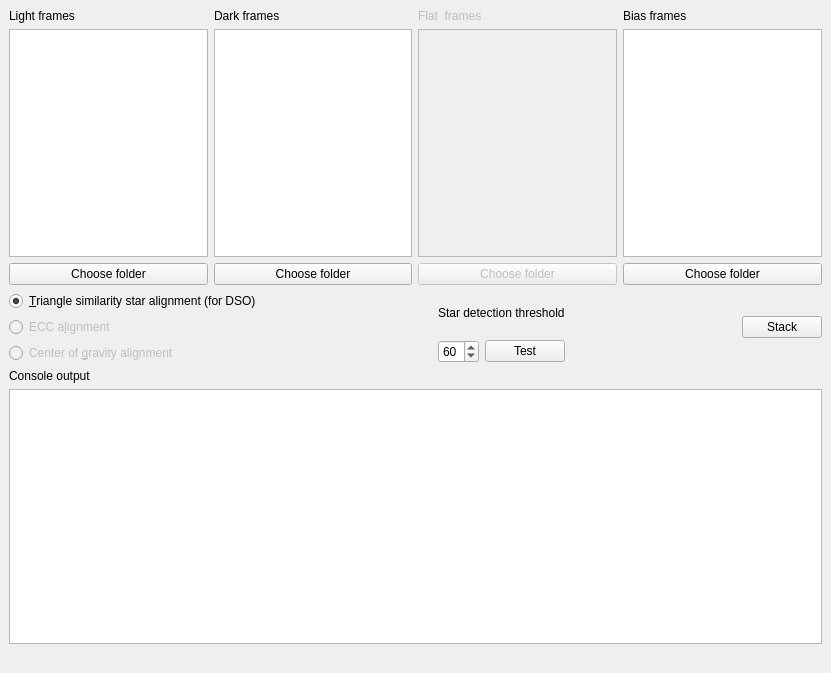
Above: gui.ui from janprzy/AstroStacker before the change. Below: the same form after it.
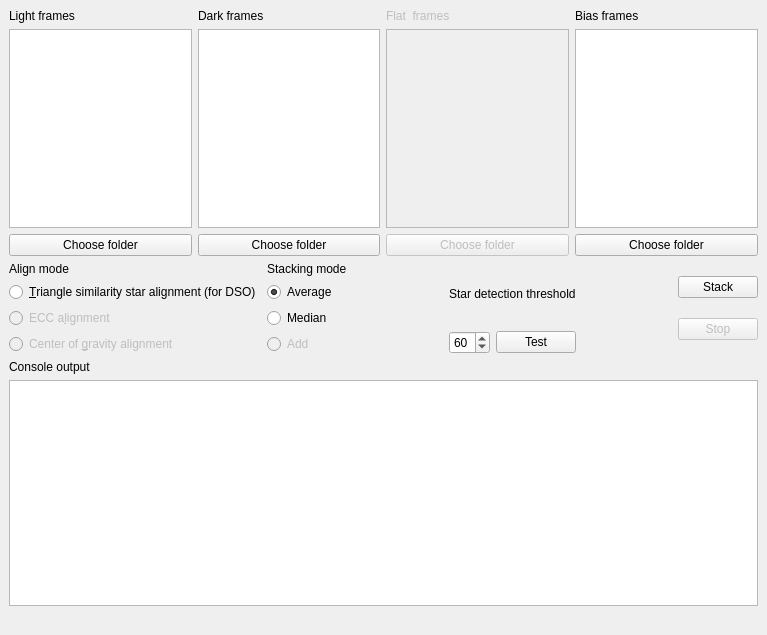
That is the form after the change.

Commit message: Added median stacking

```diff
--- a/gui.ui
+++ b/gui.ui
@@ -6,17 +6,15 @@
    <rect>
     <x>0</x>
     <y>0</y>
-    <width>831</width>
-    <height>673</height>
+    <width>767</width>
+    <height>635</height>
    </rect>
   </property>
   <property name="windowTitle">
    <string>MainWindow</string>
   </property>
   <widget class="QWidget" name="centralwidget">
-   <layout class="QVBoxLayout" name="verticalLayout_9">
-    <item>
-     <layout class="QVBoxLayout" name="verticalLayout_8">
+   <layout class="QVBoxLayout" name="verticalLayout_10">
       <item>
        <layout class="QHBoxLayout" name="horizontalLayout">
         <item>
@@ -119,6 +117,13 @@
        <layout class="QHBoxLayout" name="horizontalLayout_3">
         <item>
          <layout class="QVBoxLayout" name="verticalLayout_5">
+        <item>
+         <widget class="QLabel" name="label">
+          <property name="text">
+           <string>Align mode</string>
+          </property>
+         </widget>
+        </item>
           <item>
            <widget class="QRadioButton" name="mode_triangles">
             <property name="text">
@@ -151,6 +156,47 @@
           </item>
          </layout>
         </item>
+      <item>
+       <layout class="QVBoxLayout" name="verticalLayout_8">
+        <item>
+         <widget class="QLabel" name="label_2">
+          <property name="text">
+           <string>Stacking mode</string>
+          </property>
+         </widget>
+        </item>
+        <item>
+         <widget class="QRadioButton" name="stack_average">
+          <property name="text">
+           <string>Average</string>
+          </property>
+          <property name="checked">
+           <bool>true</bool>
+          </property>
+         </widget>
+        </item>
+        <item>
+         <widget class="QRadioButton" name="stack_median">
+          <property name="enabled">
+           <bool>true</bool>
+          </property>
+          <property name="text">
+           <string>Median</string>
+          </property>
+         </widget>
+        </item>
+        <item>
+         <widget class="QRadioButton" name="stack_add">
+          <property name="enabled">
+           <bool>false</bool>
+          </property>
+          <property name="text">
+           <string>Add</string>
+          </property>
+         </widget>
+        </item>
+       </layout>
+      </item>
         <item>
          <spacer name="horizontalSpacer_2">
           <property name="orientation">
@@ -210,6 +256,8 @@
          </spacer>
         </item>
         <item>
+       <layout class="QVBoxLayout" name="verticalLayout_9">
+        <item>
          <widget class="QPushButton" name="stack_button">
           <property name="enabled">
            <bool>true</bool>
@@ -219,6 +267,18 @@
           </property>
          </widget>
         </item>
+        <item>
+         <widget class="QPushButton" name="stop_button">
+          <property name="enabled">
+           <bool>false</bool>
+          </property>
+          <property name="text">
+           <string>Stop</string>
+          </property>
+         </widget>
+        </item>
+       </layout>
+      </item>
        </layout>
       </item>
       <item>
@@ -238,8 +298,6 @@
            </font>
           </property>
          </widget>
-        </item>
-       </layout>
       </item>
      </layout>
     </item>
```
Lines whose indentation alone changed are shown as unchanged. The commit also changes 2 other files.
